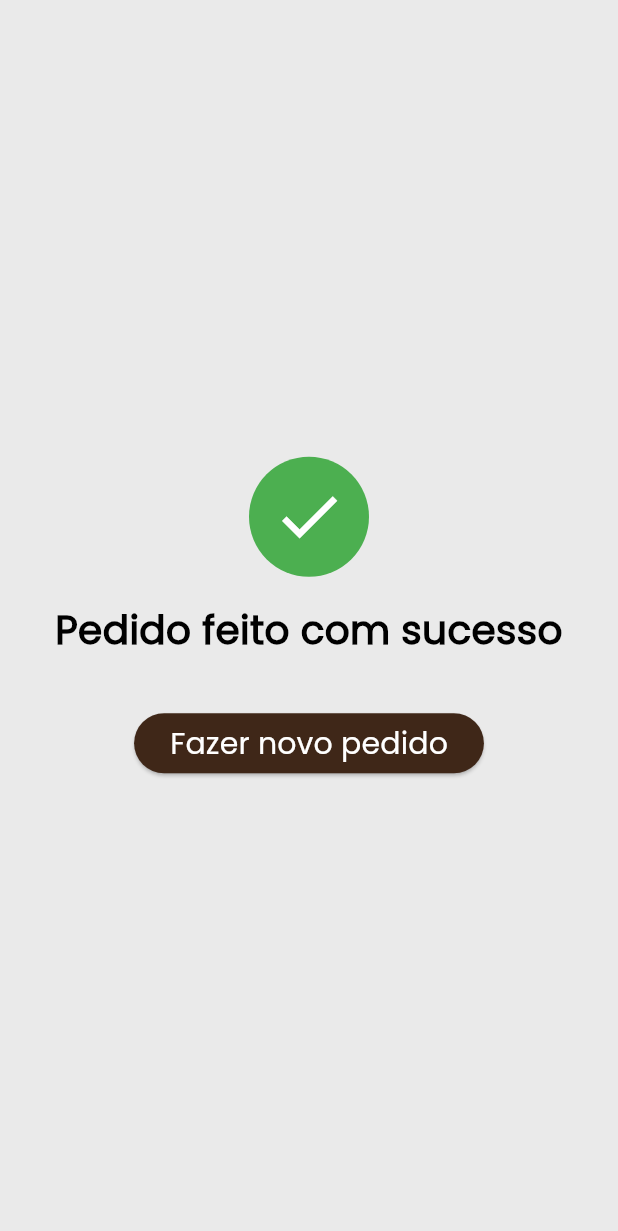
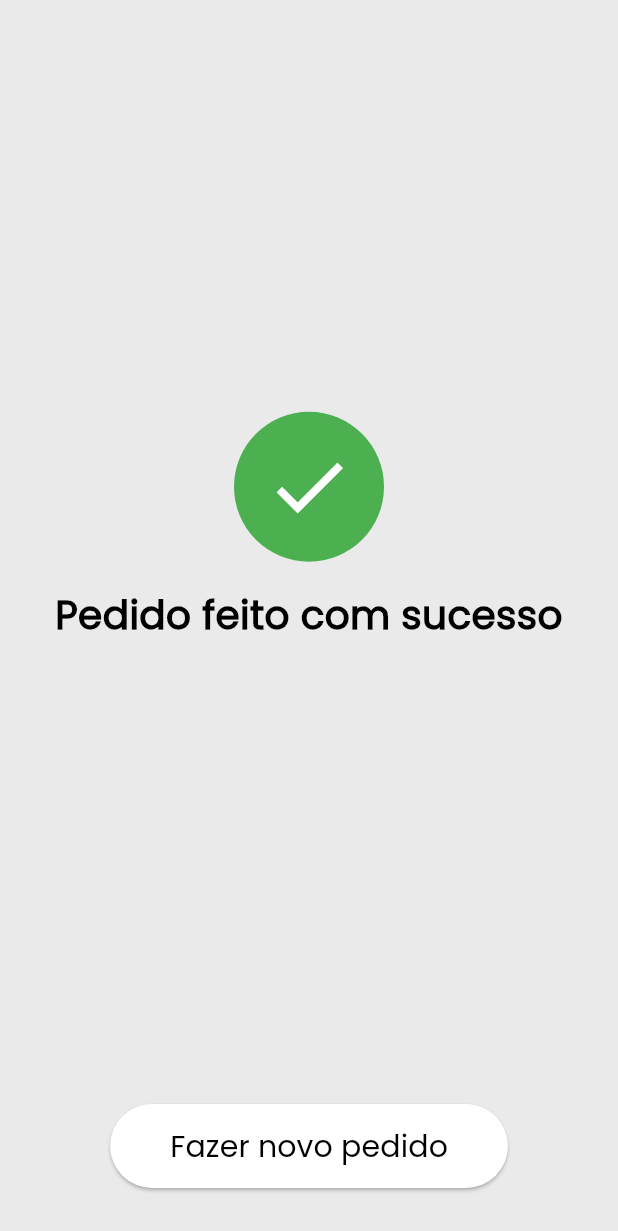
Before and after one commit to teixeiradlucas/Coffee_Shop, a Flutter app: the CartFinishView screen opened by its route, on a phone screen of 412 x 824 dp. Shown: the top 1231 px of the screen. Run offline on Flutter 3.47's test engine with Material 3 defaults, Android fonts, the phone set to English and light mode, and no system bars; our stand-ins replace bloc, flutter_bloc, flutter_svg, go_router, google_nav_bar.

Commit message:
Mudando botão da area de finalizar pedido

```diff
--- a/lib/view/cart/cart_finish_view.dart
+++ b/lib/view/cart/cart_finish_view.dart
@@ -17,11 +17,15 @@ class CartFinishView extends StatelessWidget {
     return Scaffold(
       body: Center(
         child: Column(
+          mainAxisAlignment: MainAxisAlignment.spaceBetween,
+          children: [
+            Expanded(
+              child: Column(
                 mainAxisAlignment: MainAxisAlignment.center,
                 children: [
                   Container(
-              width: 80,
-              height: 80,
+                    width: 100,
+                    height: 100,
                     decoration: const BoxDecoration(
                       color: Colors.green,
                       shape: BoxShape.circle,
@@ -29,22 +33,31 @@ class CartFinishView extends StatelessWidget {
                     child: const Icon(
                       Icons.check,
                       color: Colors.white,
-                size: 50,
+                      size: 60,
                     ),
                   ),
                   gap,
-            Center(
-              child: TextCustom.h1(StringsGeneric.orderSucessfull),
+                  TextCustom.h1(StringsGeneric.orderSucessfull),
+                ],
               ),
-            gapXL,
-            ElevatedButton(
+            ),
+            Padding(
+              padding: const EdgeInsets.all(kPaddingXL),
+              child: ElevatedButton(
                 onPressed: () {
                   context.read<ProductBloc>().add(CleanListProductEvent());
                   GoRouter.of(context).go(RoutesGeneric.homeRoute);
                 },
+                style: ButtonStyle(
+                  backgroundColor:
+                      MaterialStateProperty.all<Color>(AppColors.whiteColor),
+                ),
+                child: Padding(
+                  padding: const EdgeInsets.all(kDefaultPadding),
                   child: TextCustom.h2(
                     StringsGeneric.newOrder,
-                color: AppColors.whiteColor,
+                  ),
+                ),
               ),
             ),
           ],
```
Lines whose indentation alone changed are shown as unchanged.
